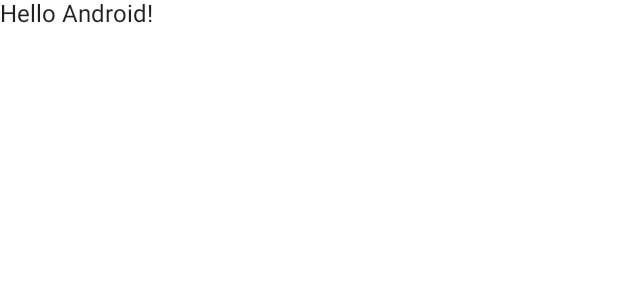
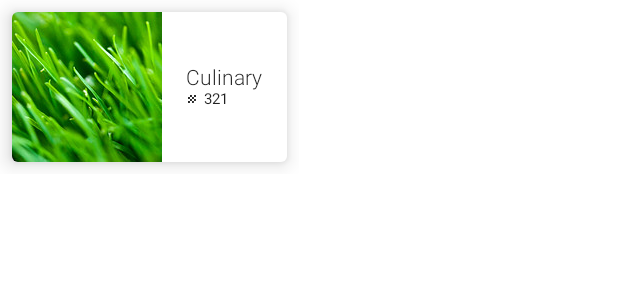
Before and after one commit to pedromiguel-dev/Courses, an Android app built with Jetpack Compose: the @Preview function DefaultPreview, on a phone screen of 412 x 824 dp. Shown: the top 300 px of the screen. Run offline under Robolectric (Android 15) with nearby library versions, the phone set to English and light mode, and no system bars.

Commit message:
Card item made
Card item framework made

```diff
--- a/app/src/main/java/com/example/courses/MainActivity.kt
+++ b/app/src/main/java/com/example/courses/MainActivity.kt
@@ -3,13 +3,22 @@ package com.example.courses
 import android.os.Bundle
 import androidx.activity.ComponentActivity
 import androidx.activity.compose.setContent
-import androidx.compose.foundation.layout.fillMaxSize
+import androidx.compose.foundation.Image
+import androidx.compose.foundation.layout.*
+import androidx.compose.material.Card
 import androidx.compose.material.MaterialTheme
 import androidx.compose.material.Surface
 import androidx.compose.material.Text
 import androidx.compose.runtime.Composable
+import androidx.compose.ui.Alignment
 import androidx.compose.ui.Modifier
+import androidx.compose.ui.res.painterResource
+import androidx.compose.ui.res.stringResource
+import androidx.compose.ui.text.font.FontWeight
 import androidx.compose.ui.tooling.preview.Preview
+import androidx.compose.ui.unit.dp
+import androidx.compose.ui.unit.sp
+import com.example.courses.data.Courses
 import com.example.courses.ui.theme.CoursesTheme
 
 class MainActivity : ComponentActivity() {
@@ -22,7 +31,7 @@ class MainActivity : ComponentActivity() {
                     modifier = Modifier.fillMaxSize(),
                     color = MaterialTheme.colors.background
                 ) {
-                    Greeting("Android")
+                    CoursesApp()
                 }
             }
         }
@@ -30,14 +39,47 @@ class MainActivity : ComponentActivity() {
 }
 
 @Composable
-fun Greeting(name: String) {
-    Text(text = "Hello $name!")
+fun CoursesApp(){
+    Column() {
+        CoursesGridItem()
+    }
+}
+@Composable
+fun CoursesGridItem(){
+    Card(
+        modifier = Modifier.padding(8.dp),
+        elevation = 8.dp
+    ) {
+        Row(
+            verticalAlignment = Alignment.CenterVertically
+        ) {
+            Image(painter = painterResource(id = R.drawable.culinary),
+                contentDescription = stringResource(id = R.string.culinary))
+            Column(
+                modifier = Modifier.padding(horizontal = 16.dp)
+
+            ) {
+                Text(text = stringResource(id = R.string.culinary),
+                    fontWeight = FontWeight(weight =300),
+                    fontSize = 14.sp)
+                Row(
+                    verticalAlignment = Alignment.CenterVertically
+                ) {
+                    Image(painter = painterResource(id = R.drawable.ic_grain),
+                        contentDescription = null,
+                        modifier = Modifier.width(12.dp).height(12.dp).padding(end = 4.dp)
+                        )
+                    Text(text = "321", fontSize = 10.sp)
+                }
+            }
+        }
+    }
 }
 
 @Preview(showBackground = true)
 @Composable
 fun DefaultPreview() {
     CoursesTheme {
-        Greeting("Android")
+        CoursesApp()
     }
 }
--- /dev/null
+++ b/app/src/main/res/drawable-nodpi/ic_grain.xml
@@ -0,0 +1,24 @@
+<?xml version="1.0" encoding="utf-8"?>
+<!--
+  Copyright 2020 The Android Open Source Project
+
+  Licensed under the Apache License, Version 2.0 (the "License"); you may not use this file except
+  in compliance with the License. You may obtain a copy of the License at
+
+  http://www.apache.org/licenses/LICENSE-2.0
+
+  Unless required by applicable law or agreed to in writing, software distributed under the License
+  is distributed on an "AS IS" BASIS, WITHOUT WARRANTIES OR CONDITIONS OF ANY KIND, either express
+  or implied. See the License for the specific language governing permissions and limitations under
+  the License.
+  -->
+<vector
+    xmlns:android="http://schemas.android.com/apk/res/android"
+    android:width="12dp"
+    android:height="12dp"
+    android:viewportWidth="24"
+    android:viewportHeight="24">
+  <path
+      android:pathData="M9.98,3.98C11.06,3.98 12,4.92 12,6s-0.94,2.02 -2.02,2.02A2.02,2.02 0,0 1,8.02 6c0,-1.08 0.89,-2.02 1.96,-2.02zM14.02,8.02c1.07,0 1.96,0.89 1.96,1.96 0,1.08 -0.89,2.02 -1.96,2.02A2.06,2.06 0,0 1,12 9.98c0,-1.07 0.94,-1.96 2.02,-1.96zM18,12c1.08,0 2.02,0.94 2.02,2.02a2.02,2.02 0,0 1,-4.03 0c0,-1.08 0.93,-2.02 2.01,-2.02zM14.02,15.98a2.02,2.02 0,0 1,0 4.03A2.06,2.06 0,0 1,12 18c0,-1.08 0.94,-2.02 2.02,-2.02zM18,8.02A2.06,2.06 0,0 1,15.98 6c0,-1.08 0.94,-2.02 2.02,-2.02s2.02,0.94 2.02,2.02 -0.94,2.02 -2.02,2.02zM6,15.98c1.08,0 2.02,0.94 2.02,2.02S7.08,20.02 6,20.02A2.06,2.06 0,0 1,3.98 18c0,-1.08 0.94,-2.02 2.02,-2.02zM6,8.02c1.08,0 2.02,0.89 2.02,1.96C8.02,11.06 7.08,12 6,12a2.06,2.06 0,0 1,-2.02 -2.02c0,-1.07 0.94,-1.96 2.02,-1.96zM9.98,12c1.08,0 2.02,0.94 2.02,2.02 0,1.07 -0.94,1.96 -2.02,1.96 -1.07,0 -1.96,-0.89 -1.96,-1.96 0,-1.08 0.89,-2.02 1.96,-2.02z"
+      android:fillColor="#000"/>
+</vector>
```
Also changed, not shown: app/src/main/java/com/example/courses/data/Courses.kt (added, +25 -0 lines), app/src/main/java/com/example/courses/data/Datasource.kt (added, +23 -0 lines), app/src/main/java/com/example/courses/model/Topic.kt (added, +10 -0 lines), app/src/main/res/values/strings.xml (+17 -0 lines), app/src/main/res/drawable-nodpi/architecture.jpg (added), app/src/main/res/drawable-nodpi/business.jpg (added), app/src/main/res/drawable-nodpi/crafts.jpg (added), app/src/main/res/drawable-nodpi/culinary.jpg (added), app/src/main/res/drawable-nodpi/design.jpg (added), app/src/main/res/drawable-nodpi/drawing.jpg (added), app/src/main/res/drawable-nodpi/fashion.jpg (added), app/src/main/res/drawable-nodpi/film.jpg (added), app/src/main/res/drawable-nodpi/gaming.jpg (added), app/src/main/res/drawable-nodpi/lifestyle.jpg (added), 4 more files.
